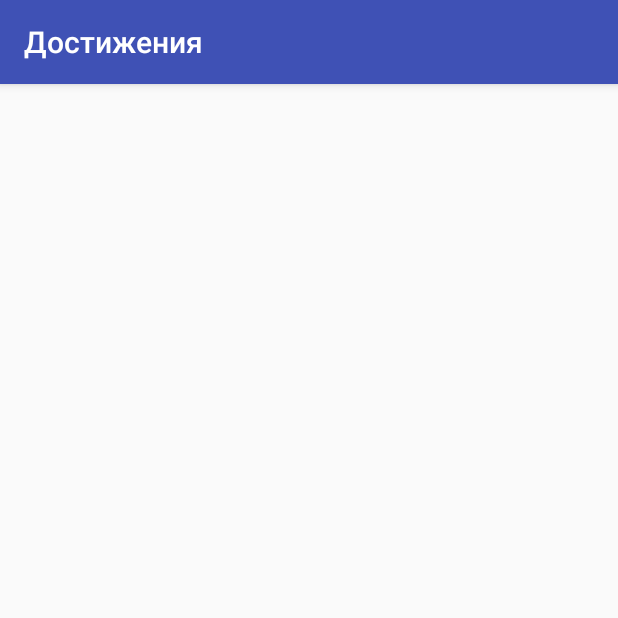
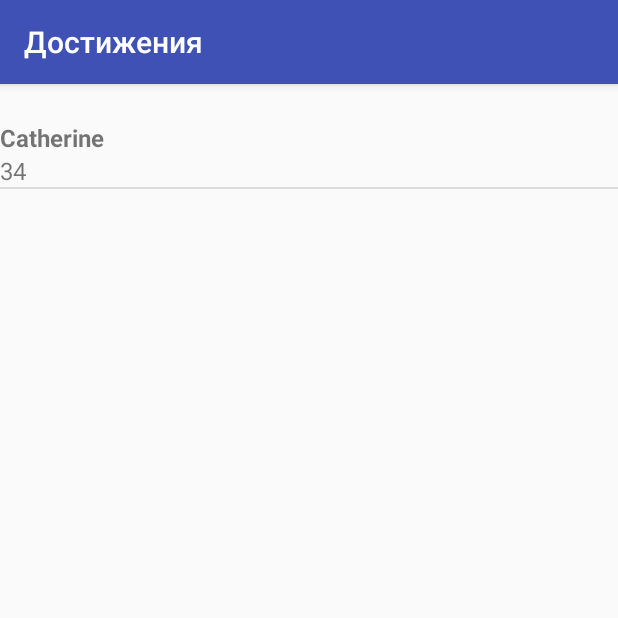
Before and after one commit to pandaket/Translate-Game, an Android app: the screen it shows after launch (AchievementsActivity), on a phone screen of 412 x 824 dp, the top half of it. Run offline under Robolectric (Android 15) with nearby library versions, the phone set to English and light mode, and no system bars.

Commit message:
Achievements ready

```diff
--- a/ModelsGame/app/src/main/java/com/example/modelsgame/AchievementsActivity.java
+++ b/ModelsGame/app/src/main/java/com/example/modelsgame/AchievementsActivity.java
@@ -1,25 +1,84 @@
 package com.example.modelsgame;
+
 
 import android.os.Bundle;
 import android.support.v7.app.AppCompatActivity;
+import android.database.Cursor;
+import android.database.SQLException;
+import android.view.Menu;
+import android.view.MenuItem;
+import android.view.View;
+import android.widget.AdapterView;
+import android.widget.Button;
+import android.widget.TextView;
+import android.widget.Toast;
 import android.widget.ListView;
+import android.database.sqlite.SQLiteDatabase;
+import android.database.Cursor;
+import android.widget.SimpleCursorAdapter;
+
+import java.io.IOException;
 
 /**
  * Created by Екатерина on 14.04.2016.
  */
 public class AchievementsActivity extends AppCompatActivity{
+    ListView mList;
+    TextView header;
+    DatabaseHelper sqlHelper;
+    SQLiteDatabase db;
+    Cursor userCursor;
+    SimpleCursorAdapter userAdapter;
+
     protected void onCreate(Bundle savedInstanceState) {
         super.onCreate(savedInstanceState);
+        setContentView(R.layout.activity_achievement);
+        mList = (ListView)findViewById(R.id.list);
+        sqlHelper = new DatabaseHelper(getApplicationContext());
 
-        setContentView(R.layout.activity_achievement);
-
-       // mDBConnector = new DBConnector (this);
-       // mListView = (ListView)findViewById(R.id.list);
-        // Адаптер списка
-       // mAdapter = new myListAdapter(mContext);
-        // Передаем в адаптер массив объектов MyData, которые необходимо вывести
-        //mAdapter.setArrayMyData(mDBConnector.selectAll());
-       // mListView.setAdapter(mAdapter);
 
     }
+    public void onResume() {
+        super.onResume();
+        // открываем подключение
+        db = sqlHelper.getReadableDatabase();
+
+        //получаем данные из бд
+        userCursor =  db.rawQuery("select * from "+ DatabaseHelper.TABLE, null);
+        String[] headers = new String[] {DatabaseHelper.COLUMN_NAME, DatabaseHelper.COLUMN_RECORD};
+        userAdapter = new SimpleCursorAdapter(this, android.R.layout.two_line_list_item,
+                userCursor, headers, new int[]{android.R.id.text1, android.R.id.text2}, 0);
+       // header.setText("Найдено элементов: " + String.valueOf(userCursor.getCount()));
+        mList.setAdapter(userAdapter);
+    }
+
+    @Override
+    public void onDestroy(){
+        super.onDestroy();
+        // Закрываем подключения
+        db.close();
+        userCursor.close();
+    }
+
+    //@Override
+    /*public boolean onCreateOptionsMenu(Menu menu) {
+        getMenuInflater().inflate(R.menu.menu_main, menu);
+        return true;
+    }
+
+    @Override
+    public boolean onOptionsItemSelected(MenuItem item) {
+
+        int id = item.getItemId();
+
+        if (id == R.id.action_settings) {
+
+            return true;
+        }
+        return super.onOptionsItemSelected(item);
+    }*/
+
+
+
+
 }
--- /dev/null
+++ b/ModelsGame/app/src/main/java/com/example/modelsgame/DatabaseHelper.java
@@ -0,0 +1,39 @@
+package com.example.modelsgame;
+
+/**
+ * Created by Екатерина on 15.05.2016.
+ */
+import android.database.sqlite.SQLiteOpenHelper;
+import android.database.sqlite.SQLiteDatabase;
+import android.content.Context;
+import android.content.ContentValues;
+
+public class DatabaseHelper extends SQLiteOpenHelper {
+    private static final String DATABASE_NAME = "achievements.db"; // название бд
+    private static final int SCHEMA = 1; // версия базы данных
+    static final String TABLE = "achievements"; // название таблицы в бд
+    // названия столбцов
+    public static final String COLUMN_ID = "_id";
+    public static final String COLUMN_NAME = "name";
+    public static final String COLUMN_RECORD = "record";
+
+    public DatabaseHelper(Context context) {
+        super(context, DATABASE_NAME, null, SCHEMA);
+    }
+
+    @Override
+    public void onCreate(SQLiteDatabase db) {
+
+        db.execSQL("CREATE TABLE achievements (" + COLUMN_ID
+                + " INTEGER PRIMARY KEY AUTOINCREMENT," + COLUMN_NAME
+                + " TEXT, " + COLUMN_RECORD + " INTEGER);");
+        // добавление начальных данных
+        db.execSQL("INSERT INTO "+ TABLE +" (" + COLUMN_NAME
+                + ", " + COLUMN_RECORD  + ") VALUES ('Catherine', 34);");
+    }
+    @Override
+    public void onUpgrade(SQLiteDatabase db, int oldVersion,  int newVersion) {
+        db.execSQL("DROP TABLE IF EXISTS "+TABLE);
+        onCreate(db);
+    }
+}
--- a/ModelsGame/app/src/main/java/com/example/modelsgame/SingleGameActivity.java
+++ b/ModelsGame/app/src/main/java/com/example/modelsgame/SingleGameActivity.java
@@ -25,7 +25,7 @@ import static com.example.modelsgame.R.drawable.button_shape;
 
 
 public class SingleGameActivity extends AppCompatActivity {
-
+    DatabaseHelper sqlHelper;
     int score = 0; // переменная для очков
     int qid = 1; //контроль количества вопросов. В каждом туре их четыре(пока что).
     int tour = 1;   // номер тура, от этого зависит,
@@ -257,6 +257,7 @@ public class SingleGameActivity extends AppCompatActivity {
 
         score += 4;//прибавка очков
         Toast.makeText(getApplicationContext(), "Игра завершена", Toast.LENGTH_SHORT).show();
+        sqlHelper = new DatabaseHelper(getApplicationContext());
         Intent achieve = new Intent(SingleGameActivity.this, save_result.class);
         achieve.putExtra("tvRec", String.valueOf(score));
         startActivity(achieve);
@@ -269,6 +270,7 @@ public class SingleGameActivity extends AppCompatActivity {
 
         score -= 5;//убавление очков
         Toast.makeText(getApplicationContext(), "Игра завершена", Toast.LENGTH_SHORT).show();
+        sqlHelper = new DatabaseHelper(getApplicationContext());
         Intent achieve = new Intent(SingleGameActivity.this, save_result.class);
         achieve.putExtra("tvRec", String.valueOf(score));
         startActivity(achieve);
--- a/ModelsGame/app/src/main/res/layout/activity_achievement.xml
+++ b/ModelsGame/app/src/main/res/layout/activity_achievement.xml
@@ -1,14 +1,15 @@
 <?xml version="1.0" encoding="utf-8"?>
 <LinearLayout xmlns:android="http://schemas.android.com/apk/res/android"
-    xmlns:tools="http://schemas.android.com/tools"
+    android:orientation="vertical"
     android:layout_width="match_parent"
-    android:layout_height="match_parent"
-    android:weightSum="1"
-    android:orientation="vertical">
-
-    <ListView
+    android:layout_height="match_parent">
+    <TextView
+        android:id="@+id/header"
         android:layout_width="match_parent"
         android:layout_height="wrap_content"
-        android:id="@+id/listView"
-        android:layout_gravity="center_horizontal" />
+        android:textSize="18dp"/>
+    <ListView
+        android:id="@+id/list"
+        android:layout_width="match_parent"
+        android:layout_height="match_parent" />
 </LinearLayout>
--- /dev/null
+++ b/ModelsGame/app/src/main/res/menu/menu_main.xml
@@ -0,0 +1,6 @@
+<menu xmlns:android="http://schemas.android.com/apk/res/android"
+    xmlns:app="http://schemas.android.com/apk/res-auto"
+    xmlns:tools="http://schemas.android.com/tools" tools:context=".AchievementsActivity">
+    <item android:id="@+id/action_settings" android:title="@string/action_settings"
+        android:orderInCategory="100" app:showAsAction="never" />
+</menu>
--- a/ModelsGame/app/src/main/res/values/strings.xml
+++ b/ModelsGame/app/src/main/res/values/strings.xml
@@ -48,4 +48,6 @@
         <item>Ләм</item>
         <item>Шакшылык</item>
     </string-array>
+    <string name="action_settings">Settings</string>
+    <string name="title_content_save_result">Сохранение результата</string>
 </resources>
```
Also changed, not shown: ModelsGame/app/src/main/AndroidManifest.xml (+10 -0 lines), ModelsGame/app/src/main/java/com/example/modelsgame/DBConnector.java (deleted, +0 -117 lines), ModelsGame/app/src/main/java/com/example/modelsgame/RecordsConstruct.java (deleted, +0 -23 lines), ModelsGame/app/src/main/java/com/example/modelsgame/save_result.java (+30 -9 lines), ModelsGame/app/src/main/res/layout/content_save_result.xml (+12 -2 lines), ModelsGame/app/src/main/res/menu/menu_user.xml (added, +7 -0 lines), 1 other file.
